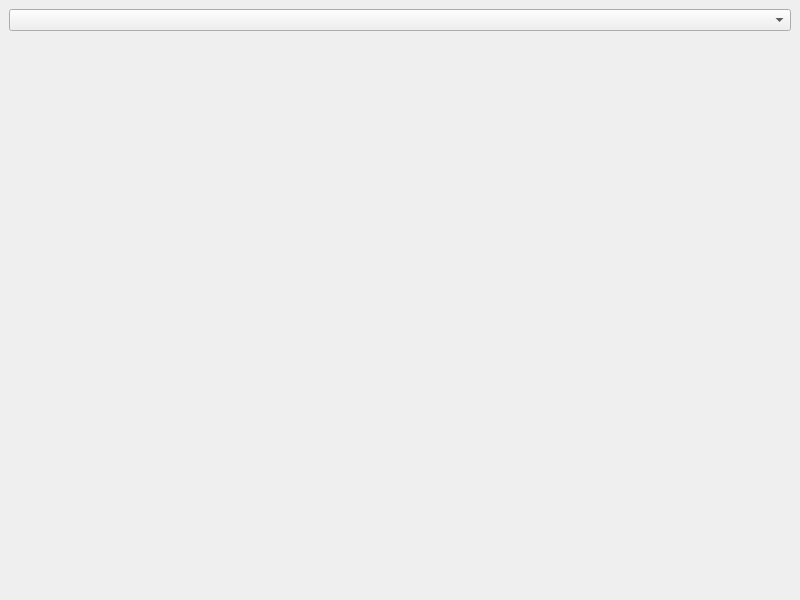
Old version of the form UI/shot_tracker.ui in the repository HaydenGuy/ftrack_Shot_Tracker.
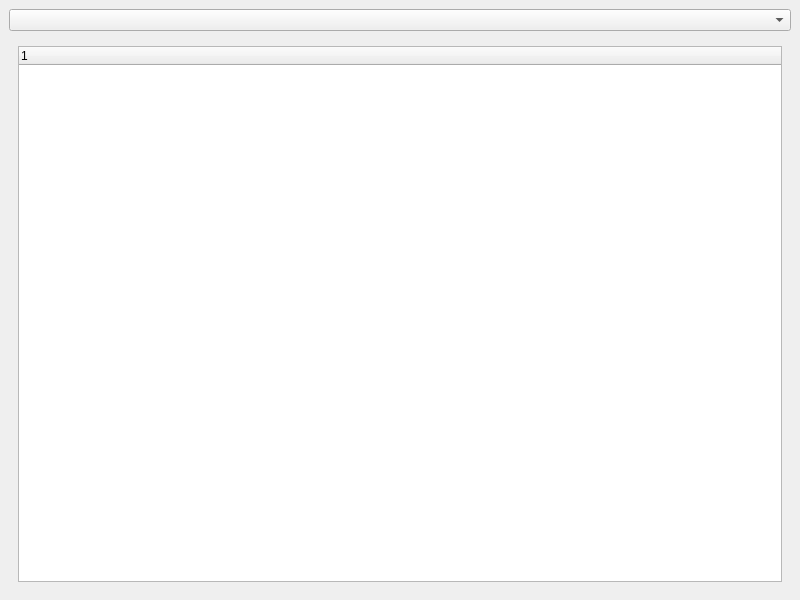
New version of the form.

Commit message: Added empty tree widgets to each of the page layouts

```diff
--- a/UI/shot_tracker.ui
+++ b/UI/shot_tracker.ui
@@ -30,7 +30,17 @@
       <widget class="QWidget" name="page_1">
        <layout class="QHBoxLayout" name="horizontalLayout_4">
         <item>
-         <layout class="QVBoxLayout" name="page_1_layout"/>
+         <layout class="QVBoxLayout" name="page_1_layout">
+          <item>
+           <widget class="QTreeWidget" name="page_1_tree">
+            <column>
+             <property name="text">
+              <string notr="true">1</string>
+             </property>
+            </column>
+           </widget>
+          </item>
+         </layout>
         </item>
        </layout>
       </widget>
```
Left out of the diff: 39 changed lines with no effect on the pictures. The commit also changes 2 other files.
